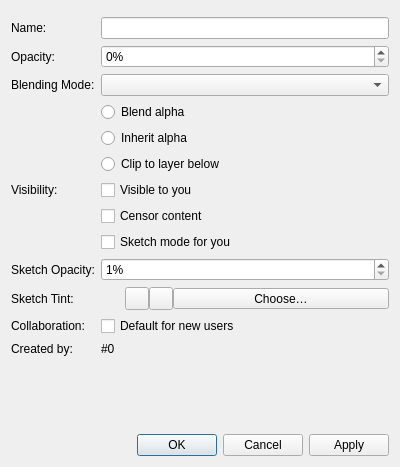
Above: src/desktop/ui/layerproperties.ui from drawpile/Drawpile before the change. Below: the same form after it.
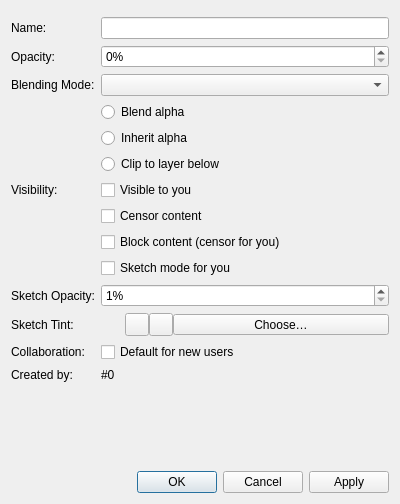
That is the form after the change. Icons and pictures are not drawn. Custom widgets are drawn as their Qt base class.

Commit message:
Add "blocking" of layers (local censoring)
So that you can choose not to see something without having to censor it
for everybody or hiding it from your view and accidentally drawing over
it.

Patch:
```diff
--- a/src/desktop/ui/layerproperties.ui
+++ b/src/desktop/ui/layerproperties.ui
@@ -10,7 +10,7 @@
     <x>0</x>
     <y>0</y>
     <width>400</width>
-    <height>467</height>
+    <height>504</height>
    </rect>
   </property>
   <property name="windowTitle">
@@ -75,21 +75,21 @@
      </property>
     </widget>
    </item>
-   <item row="12" column="1">
+   <item row="13" column="1">
     <widget class="QCheckBox" name="sketchMode">
      <property name="text">
       <string>Sketch mode for you</string>
      </property>
     </widget>
    </item>
-   <item row="13" column="0">
+   <item row="14" column="0">
     <widget class="QLabel" name="sketchOpacityLabel">
      <property name="text">
       <string>Sketch Opacity:</string>
      </property>
     </widget>
    </item>
-   <item row="13" column="1">
+   <item row="14" column="1">
     <widget class="KisSliderSpinBox" name="sketchOpacitySlider">
      <property name="suffix">
       <string>%</string>
@@ -102,35 +102,35 @@
      </property>
     </widget>
    </item>
-   <item row="14" column="0">
+   <item row="15" column="0">
     <widget class="QLabel" name="sketchTintLabel">
      <property name="text">
       <string>Sketch Tint:</string>
      </property>
     </widget>
    </item>
-   <item row="16" column="0">
+   <item row="17" column="0">
     <widget class="QLabel" name="collaborationLabel">
      <property name="text">
       <string>Collaboration:</string>
      </property>
     </widget>
    </item>
-   <item row="16" column="1">
+   <item row="17" column="1">
     <widget class="QCheckBox" name="defaultLayer">
      <property name="text">
       <string>Default for new users</string>
      </property>
     </widget>
    </item>
-   <item row="18" column="0">
+   <item row="19" column="0">
     <widget class="QLabel" name="createdByLabel">
      <property name="text">
       <string>Created by:</string>
      </property>
     </widget>
    </item>
-   <item row="18" column="1">
+   <item row="19" column="1">
     <widget class="QLabel" name="createdBy">
      <property name="text">
       <string notr="true">#0</string>
@@ -140,7 +140,7 @@
      </property>
     </widget>
    </item>
-   <item row="20" column="0">
+   <item row="21" column="0">
     <spacer name="buttonsSpacer">
      <property name="orientation">
       <enum>Qt::Vertical</enum>
@@ -153,14 +153,14 @@
      </property>
     </spacer>
    </item>
-   <item row="21" column="0" colspan="2">
+   <item row="22" column="0" colspan="2">
     <widget class="QDialogButtonBox" name="buttonBox">
      <property name="standardButtons">
       <set>QDialogButtonBox::Apply|QDialogButtonBox::Cancel|QDialogButtonBox::Ok</set>
      </property>
     </widget>
    </item>
-   <item row="14" column="1">
+   <item row="15" column="1">
     <widget class="QWidget" name="sketchTintWidget" native="true">
      <layout class="QHBoxLayout" name="horizontalLayout">
       <property name="spacing">
@@ -286,6 +286,13 @@
      </property>
     </layout>
    </item>
+   <item row="12" column="1">
+    <widget class="QCheckBox" name="censoredLocal">
+     <property name="text">
+      <string>Block content (censor for you)</string>
+     </property>
+    </widget>
+   </item>
   </layout>
  </widget>
  <customwidgets>
```
The commit also changes 41 other files.
